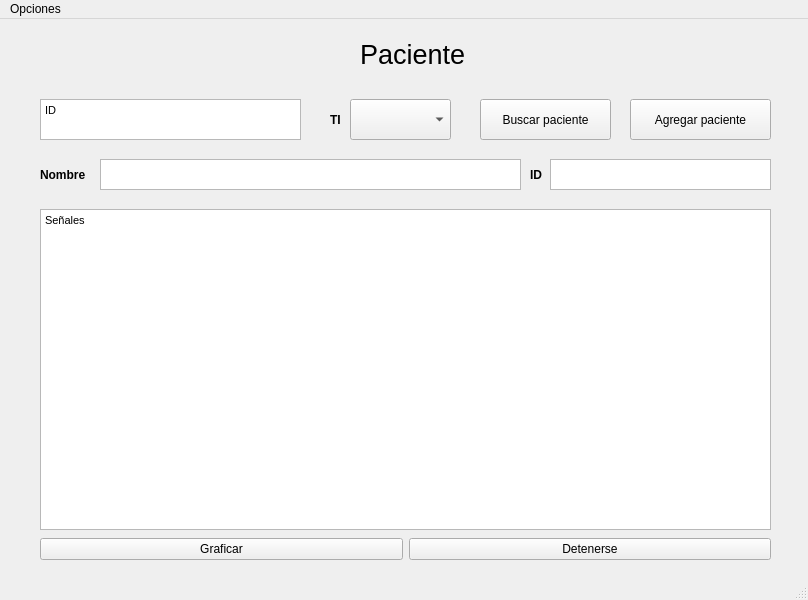
Old version of the form QtUi/senalesPaciente.ui in the repository Lufedi/DABM-Bitalino.
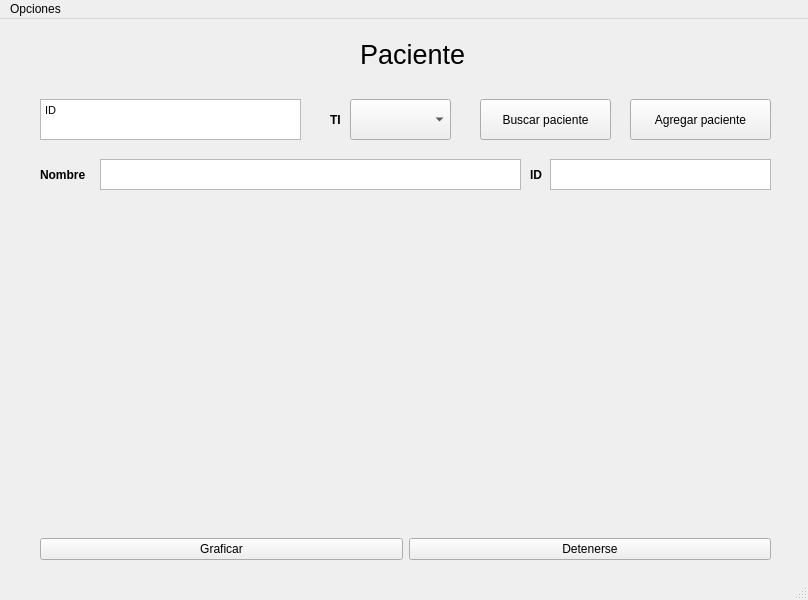
New version of the form.

What changed in the file:
```diff
--- a/QtUi/senalesPaciente.ui
+++ b/QtUi/senalesPaciente.ui
@@ -133,23 +133,6 @@
      </rect>
     </property>
    </widget>
-   <widget class="QTextEdit" name="senales">
-    <property name="geometry">
-     <rect>
-      <x>40</x>
-      <y>190</y>
-      <width>731</width>
-      <height>321</height>
-     </rect>
-    </property>
-    <property name="html">
-     <string>&lt;!DOCTYPE HTML PUBLIC &quot;-//W3C//DTD HTML 4.0//EN&quot; &quot;http://www.w3.org/TR/REC-html40/strict.dtd&quot;&gt;
-&lt;html&gt;&lt;head&gt;&lt;meta name=&quot;qrichtext&quot; content=&quot;1&quot; /&gt;&lt;style type=&quot;text/css&quot;&gt;
-p, li { white-space: pre-wrap; }
-&lt;/style&gt;&lt;/head&gt;&lt;body style=&quot; font-family:'MS Shell Dlg 2'; font-size:8.25pt; font-weight:400; font-style:normal;&quot;&gt;
-&lt;p style=&quot; margin-top:0px; margin-bottom:0px; margin-left:0px; margin-right:0px; -qt-block-indent:0; text-indent:0px;&quot;&gt;Señales&lt;/p&gt;&lt;/body&gt;&lt;/html&gt;</string>
-    </property>
-   </widget>
    <widget class="QWidget" name="horizontalLayoutWidget">
     <property name="geometry">
      <rect>
@@ -205,6 +188,16 @@
      </rect>
     </property>
    </widget>
+   <widget class="QWidget" name="cajita" native="true">
+    <property name="geometry">
+     <rect>
+      <x>40</x>
+      <y>190</y>
+      <width>731</width>
+      <height>311</height>
+     </rect>
+    </property>
+   </widget>
   </widget>
   <widget class="QMenuBar" name="menubar">
    <property name="geometry">
```
Left out of the diff: 2 changed lines with no effect on the pictures.
